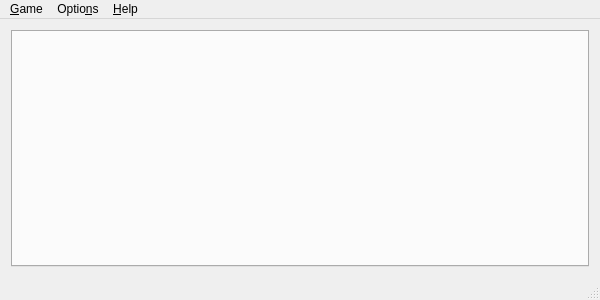
stephan-gh/SeaBattle, file client/mainwindow.ui: the form before one commit.
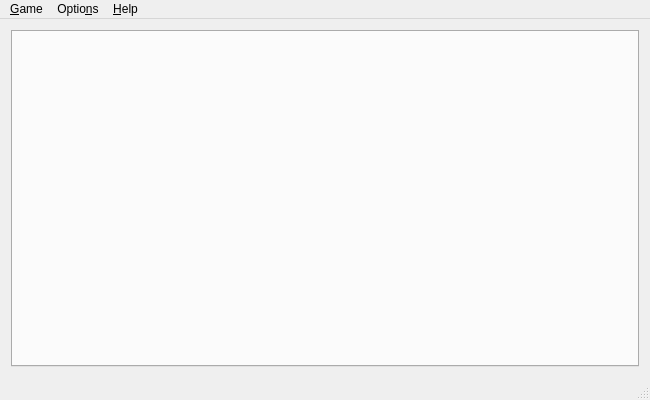
The form after the commit.

What changed in the file:
```diff
--- a/client/mainwindow.ui
+++ b/client/mainwindow.ui
@@ -6,8 +6,8 @@
    <rect>
     <x>0</x>
     <y>0</y>
-    <width>600</width>
-    <height>300</height>
+    <width>650</width>
+    <height>400</height>
    </rect>
   </property>
   <property name="windowTitle">
@@ -35,8 +35,8 @@
     <rect>
      <x>0</x>
      <y>0</y>
-     <width>600</width>
-     <height>22</height>
+     <width>650</width>
+     <height>21</height>
     </rect>
    </property>
    <widget class="QMenu" name="menuGame">
```
